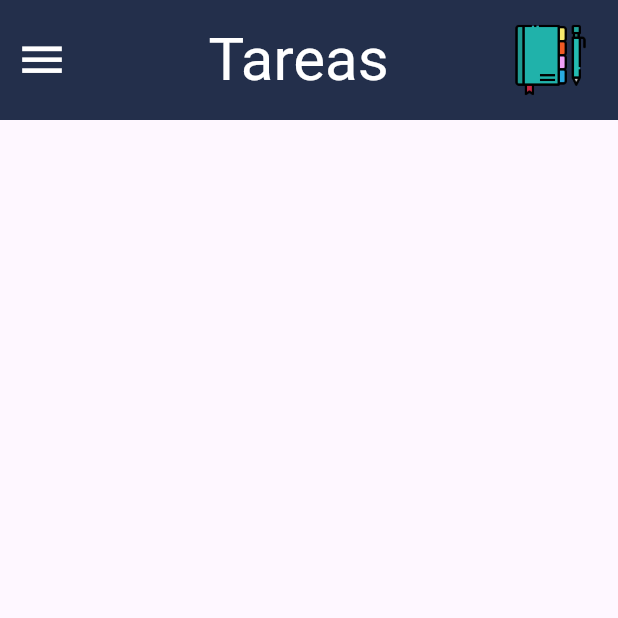
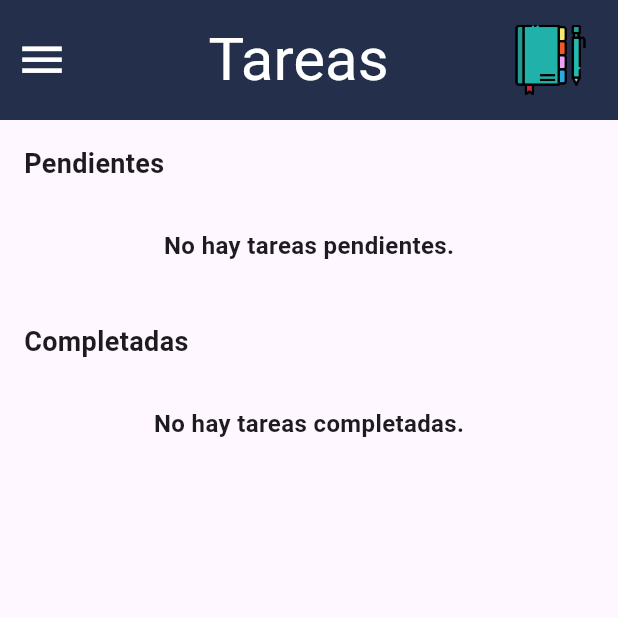
Before and after one commit to Gokarson1/AgendaCompuMovil, a Flutter app: the PagTarea screen opened directly, on a phone screen of 412 x 824 dp, the top half of it. Run offline on Flutter 3.47's test engine with Material 3 defaults, Android fonts, the phone set to English and light mode, and no system bars; our stand-ins replace dio, firebase_auth, firebase_core, google_sign_in, logger, shared_preferences and 1 more; accounts and stored records are empty.

Commit message:
Tareas mejoradas, ahora se mantienen

```diff
--- a/lib/Pages/pagtarea.dart
+++ b/lib/Pages/pagtarea.dart
@@ -2,7 +2,7 @@ import 'package:flutter/material.dart';
 import '../Widget/menu_lateral.dart';
 import '../Widget/Barra.dart';
 import 'package:provider/provider.dart';
-import '../main.dart';
+import '../main.dart'; // Asegúrate de que este import es correcto
 
 class PagTarea extends StatelessWidget {
   const PagTarea({Key? key}) : super(key: key);
@@ -11,7 +11,6 @@ class PagTarea extends StatelessWidget {
   Widget build(BuildContext context) {
     final eventos = Provider.of<EventoProvider>(context).eventos;
 
-    // Filtrar eventos pendientes y completados
     List<Evento> eventosPendientes = [];
     List<Evento> eventosCompletados = [];
 
@@ -29,31 +28,22 @@ class PagTarea extends StatelessWidget {
       appBar: const MiBarra(titulo: "Tareas"),
       drawer: const MenuLateral(),
       body: SingleChildScrollView(
-        child: Center(
+        child: Padding(
+          padding: const EdgeInsets.all(16.0),
           child: Column(
-            crossAxisAlignment: CrossAxisAlignment.center,
-            children: [
-              if (eventosPendientes.isNotEmpty)
-                Column(
             crossAxisAlignment: CrossAxisAlignment.start,
             children: [
-                    const Center(
-                      child: Padding(
-                        padding: EdgeInsets.all(8.0),
-                        child: Text(
+              const Text(
                 'Pendientes',
                 style: TextStyle(
                   fontSize: 18,
                   fontWeight: FontWeight.bold,
                 ),
               ),
-                      ),
-                    ),
-                    ListView.builder(
-                      shrinkWrap: true,
-                      itemCount: eventosPendientes.length,
-                      itemBuilder: (context, index) {
-                        final evento = eventosPendientes[index];
+              const SizedBox(height: 10),
+              if (eventosPendientes.isNotEmpty)
+                Column(
+                  children: eventosPendientes.map((evento) {
                     return Container(
                       margin: const EdgeInsets.symmetric(
                           horizontal: 16, vertical: 8),
@@ -73,42 +63,39 @@ class PagTarea extends StatelessWidget {
                           '${evento.descripcion}\nFecha: ${evento.fecha.day}/${evento.fecha.month}/${evento.fecha.year}',
                         ),
                         trailing: IconButton(
-                              icon: const Icon(Icons.check_circle_outline),
+                          icon: const Icon(Icons.check_circle),
                           onPressed: () {
-                                // Marcar como completado
-                                Provider.of<EventoProvider>(context,
-                                        listen: false)
+                            Provider.of<EventoProvider>(context, listen: false)
                                 .toggleCompletado(evento);
                           },
                         ),
                       ),
                     );
-                      },
+                  }).toList(),
+                )
+              else
+                const Center(
+                  child: Padding(
+                    padding: EdgeInsets.symmetric(vertical: 20.0),
+                    child: Text(
+                      'No hay tareas pendientes.',
+                      style:
+                          TextStyle(fontSize: 16, fontWeight: FontWeight.bold),
                     ),
-                  ],
+                  ),
                 ),
               const SizedBox(height: 20),
-              if (eventosCompletados.isNotEmpty)
-                Column(
-                  crossAxisAlignment: CrossAxisAlignment.start,
-                  children: [
-                    const Center(
-                      child: Padding(
-                        padding: EdgeInsets.all(8.0),
-                        child: Text(
+              const Text(
                 'Completadas',
                 style: TextStyle(
                   fontSize: 18,
                   fontWeight: FontWeight.bold,
                 ),
               ),
-                      ),
-                    ),
-                    ListView.builder(
-                      shrinkWrap: true,
-                      itemCount: eventosCompletados.length,
-                      itemBuilder: (context, index) {
-                        final evento = eventosCompletados[index];
+              const SizedBox(height: 10),
+              if (eventosCompletados.isNotEmpty)
+                Column(
+                  children: eventosCompletados.map((evento) {
                     return Container(
                       margin: const EdgeInsets.symmetric(
                           horizontal: 16, vertical: 8),
@@ -127,25 +114,30 @@ class PagTarea extends StatelessWidget {
                         ),
                         subtitle: Text(
                           '${evento.descripcion}\nFecha: ${evento.fecha.day}/${evento.fecha.month}/${evento.fecha.year}',
-                              style: const TextStyle(
-                                decoration: TextDecoration.lineThrough,
-                              ),
                         ),
                         trailing: IconButton(
                           icon: const Icon(Icons.check_circle),
                           onPressed: () {
-                                // Marcar como no completado
-                                Provider.of<EventoProvider>(context,
-                                        listen: false)
+                            Provider.of<EventoProvider>(context, listen: false)
                                 .toggleCompletado(evento);
                           },
                         ),
                       ),
                     );
-                      },
+                  }).toList(),
+                )
+              else
+                const Center(
+                  child: Padding(
+                    padding: EdgeInsets.symmetric(vertical: 20.0),
+                    child: Text(
+                      'No hay tareas completadas.',
+                      style:
+                          TextStyle(fontSize: 16, fontWeight: FontWeight.bold),
                     ),
-                  ],
                   ),
+                ),
+              const SizedBox(height: 20),
             ],
           ),
         ),
--- a/lib/main.dart
+++ b/lib/main.dart
@@ -13,13 +13,13 @@ class Evento {
   final String titulo;
   final String descripcion;
   final DateTime fecha;
-  bool completado; // Nuevo campo para indicar si está completado o no
+  bool completado;
 
   Evento({
     required this.titulo,
     required this.descripcion,
     required this.fecha,
-    this.completado = false, // Valor por defecto es false (no completado)
+    this.completado = false,
   });
 }
 
```
Lines whose indentation alone changed are shown as unchanged.
